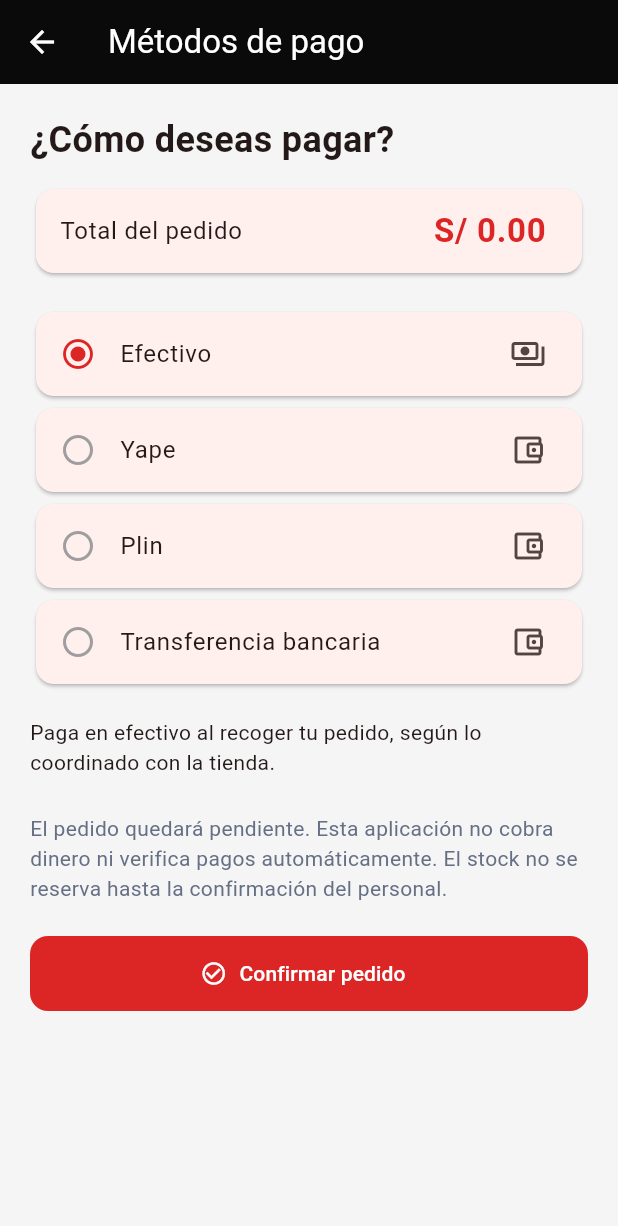
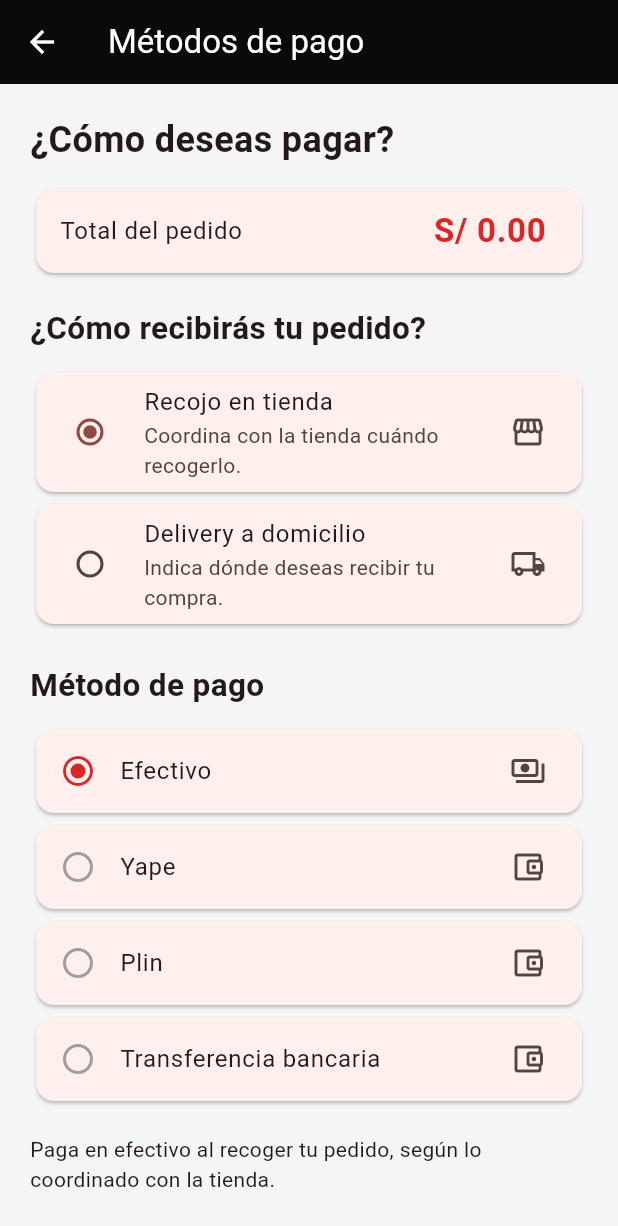
Before and after one commit to Andy751467/electrodomesticos, a Flutter app: the PagoPedidoPage screen opened directly with empty values, on a phone screen of 412 x 824 dp. Shown: the top 1226 px of the screen. Run offline on Flutter 3.47's test engine with Material 3 defaults, Android fonts, the phone set to English and light mode, and no system bars; our stand-ins replace shared_preferences; accounts and stored records are empty.

Commit message:
Flutter: permitir recojo o delivery en checkout y mostrar datos en pedidos/voucher

```diff
--- a/flutter_app/lib/pedidos_page.dart
+++ b/flutter_app/lib/pedidos_page.dart
@@ -4,6 +4,11 @@ import 'package:flutter/material.dart';
 typedef EnviarPedido = Future<Map<String, dynamic>> Function(Map<String, dynamic>);
 typedef CargarPedidos = Future<List<dynamic>> Function();
 typedef RevisarPedido = Future<void> Function(int id, String accion);
+
+const tiposEntregaPedido = <String, String>{
+  'recojo': 'Recojo en tienda',
+  'delivery': 'Delivery a domicilio',
+};
 
 const metodosPedido = <String, String>{
   'efectivo': 'Efectivo',
@@ -28,7 +33,10 @@ class PagoPedidoPage extends StatefulWidget {
 
 class _PagoPedidoPageState extends State<PagoPedidoPage> {
   final referencia = TextEditingController();
+  final direccionEntrega = TextEditingController();
+  final referenciaEntrega = TextEditingController();
   late final String clave;
+  String tipoEntrega = 'recojo';
   String metodo = 'efectivo';
   bool enviando = false;
   bool intento = false;
@@ -43,23 +51,41 @@ class _PagoPedidoPageState extends State<PagoPedidoPage> {
   }
 
   @override
-  void dispose() { referencia.dispose(); super.dispose(); }
+  void dispose() {
+    referencia.dispose();
+    direccionEntrega.dispose();
+    referenciaEntrega.dispose();
+    super.dispose();
+  }
 
   String get instruccion => switch(metodo) {
     'yape' => 'Coordina con la tienda el número o QR oficial de Yape. No envíes dinero a un número no verificado.',
     'plin' => 'Solicita a la tienda los datos oficiales de Plin. El pago se comprobará manualmente.',
     'transferencia' => 'Solicita a la tienda su cuenta bancaria oficial. No compartas claves ni códigos de seguridad.',
-    _ => 'Paga en efectivo al recoger tu pedido, según lo coordinado con la tienda.',
+    _ => tipoEntrega == 'delivery'
+        ? 'Coordina con la tienda el pago en efectivo al recibir tu pedido.'
+        : 'Paga en efectivo al recoger tu pedido, según lo coordinado con la tienda.',
   };
 
   Future<void> confirmar() async {
     if (enviando) return;
+    if (!intento && tipoEntrega == 'delivery' &&
+        direccionEntrega.text.trim().length < 8) {
+      setState(() => error =
+          'Ingresa una dirección de entrega con al menos 8 caracteres.');
+      return;
+    }
     FocusScope.of(context).unfocus();
     setState(() { enviando = true; intento = true; error = null; });
     try {
       final result = await widget.enviar({
         'metodo_pago': metodo,
         'referencia': metodo == 'efectivo' ? '' : referencia.text.trim(),
+        'tipo_entrega': tipoEntrega,
+        'direccion_entrega': tipoEntrega == 'delivery'
+            ? direccionEntrega.text.trim() : '',
+        'referencia_entrega': tipoEntrega == 'delivery'
+            ? referenciaEntrega.text.trim() : '',
         'clave_peticion': clave,
         'total_centavos': widget.totalCentavos,
         'detalle': widget.detalle,
@@ -92,6 +118,70 @@ class _PagoPedidoPageState extends State<PagoPedidoPage> {
                 style: const TextStyle(color: Color(0xFFDC2626), fontSize: 22, fontWeight: FontWeight.bold)),
           )),
           const SizedBox(height: 18),
+          const Text('¿Cómo recibirás tu pedido?',
+              style: TextStyle(fontSize: 21, fontWeight: FontWeight.bold)),
+          const SizedBox(height: 10),
+          Card(
+            child: RadioListTile<String>(
+              value: 'recojo',
+              groupValue: tipoEntrega,
+              onChanged: intento ? null : (v) => setState(() {
+                tipoEntrega = v ?? 'recojo';
+                error = null;
+              }),
+              title: const Text('Recojo en tienda'),
+              subtitle: const Text('Coordina con la tienda cuándo recogerlo.'),
+              secondary: const Icon(Icons.storefront_outlined),
+            ),
+          ),
+          Card(
+            child: RadioListTile<String>(
+              value: 'delivery',
+              groupValue: tipoEntrega,
+              onChanged: intento ? null : (v) => setState(() {
+                tipoEntrega = v ?? 'delivery';
+                error = null;
+              }),
+              title: const Text('Delivery a domicilio'),
+              subtitle: const Text('Indica dónde deseas recibir tu compra.'),
+              secondary: const Icon(Icons.local_shipping_outlined),
+            ),
+          ),
+          if (tipoEntrega == 'delivery') ...[
+            const SizedBox(height: 12),
+            TextField(
+              controller: direccionEntrega,
+              enabled: !intento,
+              maxLength: 255,
+              textCapitalization: TextCapitalization.sentences,
+              maxLines: 2,
+              decoration: const InputDecoration(
+                labelText: 'Dirección de entrega *',
+                hintText: 'Calle, número, barrio o sector',
+                prefixIcon: Icon(Icons.location_on_outlined),
+                helperText: 'Mínimo 8 caracteres',
+              ),
+            ),
+            const SizedBox(height: 10),
+            TextField(
+              controller: referenciaEntrega,
+              enabled: !intento,
+              maxLength: 180,
+              maxLines: 2,
+              decoration: const InputDecoration(
+                labelText: 'Referencia (opcional)',
+                hintText: 'Frente al parque, casa de portón negro...',
+                prefixIcon: Icon(Icons.pin_drop_outlined),
+              ),
+            ),
+            const Text('El costo y la disponibilidad del delivery se coordinan '
+                'con la tienda. El total mostrado incluye únicamente los productos.',
+                style: TextStyle(color: Color(0xFF667085))),
+          ],
+          const SizedBox(height: 22),
+          const Text('Método de pago',
+              style: TextStyle(fontSize: 21, fontWeight: FontWeight.bold)),
+          const SizedBox(height: 10),
           for (final entry in metodosPedido.entries)
             Card(
               child: ListTile(
@@ -208,6 +298,12 @@ class _HistorialPedidosPageState extends State<HistorialPedidosPage> {
               ]),
               if (widget.revisar != null) Text('Cliente: ${texto(p['cliente'])}'),
               Text(metodosPedido[texto(p['metodo_pago'])] ?? texto(p['metodo_pago'])),
+              Text('Entrega: ${tiposEntregaPedido[texto(p['tipo_entrega'])] ?? 'Recojo en tienda'}'),
+              if (texto(p['tipo_entrega']) == 'delivery') ...[
+                Text('Dirección: ${texto(p['direccion_entrega'])}'),
+                if (texto(p['referencia_entrega']).isNotEmpty)
+                  Text('Referencia de entrega: ${texto(p['referencia_entrega'])}'),
+              ],
               Text(texto(p['fecha']), style: const TextStyle(color: Colors.black54)),
               if (texto(p['referencia']).isNotEmpty) Text('Operación informada: ${p['referencia']}'),
               const Divider(),
@@ -333,6 +429,15 @@ class _VoucherPedidoPageState extends State<VoucherPedidoPage> {
                       fila('Cliente', (p['cliente'] ?? '').toString()),
                       fila('Fecha del pedido', (p['fecha'] ?? '').toString()),
                       fila('Método de pago', metodosPedido[p['metodo_pago'].toString()] ?? p['metodo_pago'].toString()),
+                      fila('Entrega', tiposEntregaPedido[(p['tipo_entrega'] ?? 'recojo').toString()] ?? 'Recojo en tienda'),
+                      if ((p['tipo_entrega'] ?? 'recojo').toString() == 'delivery') ...[
+                        const SizedBox(height: 6),
+                        const Text('Dirección de entrega',
+                            style: TextStyle(fontWeight: FontWeight.bold)),
+                        Text((p['direccion_entrega'] ?? '').toString()),
+                        if ((p['referencia_entrega'] ?? '').toString().isNotEmpty)
+                          Text('Referencia: ${p['referencia_entrega']}'),
+                      ],
                       if ((p['referencia'] ?? '').toString().isNotEmpty)
                         fila('Operación informada', p['referencia'].toString()),
                       if (confirmado && p['fecha_revision'] != null)
```
